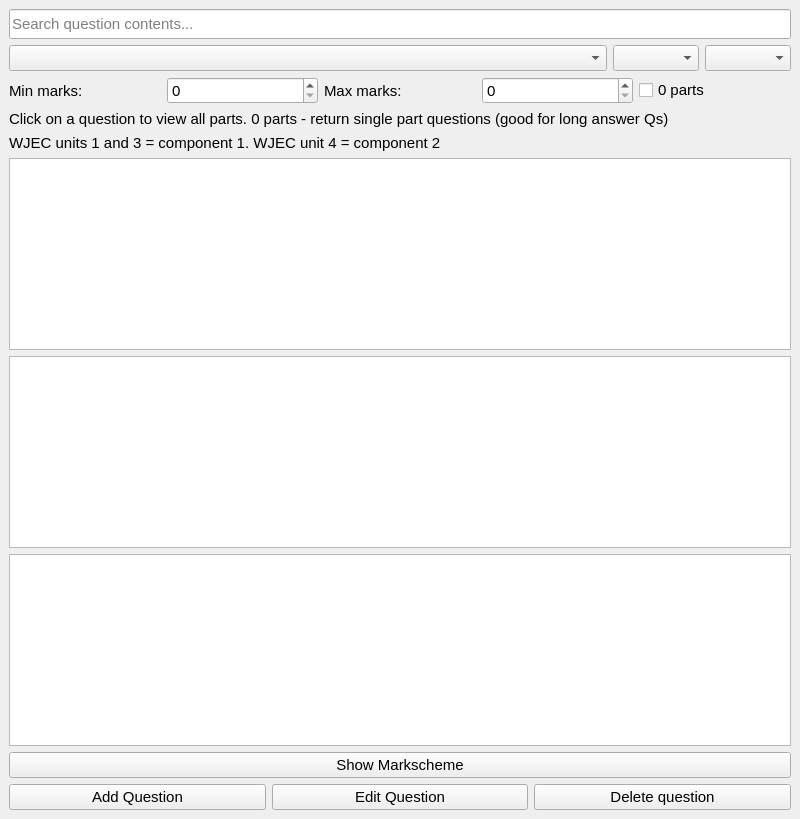
First picture: the form in QT/questionbankmainwindow.ui, repository Daniel-CG-Wright/ExamPaperProject, before the edit.
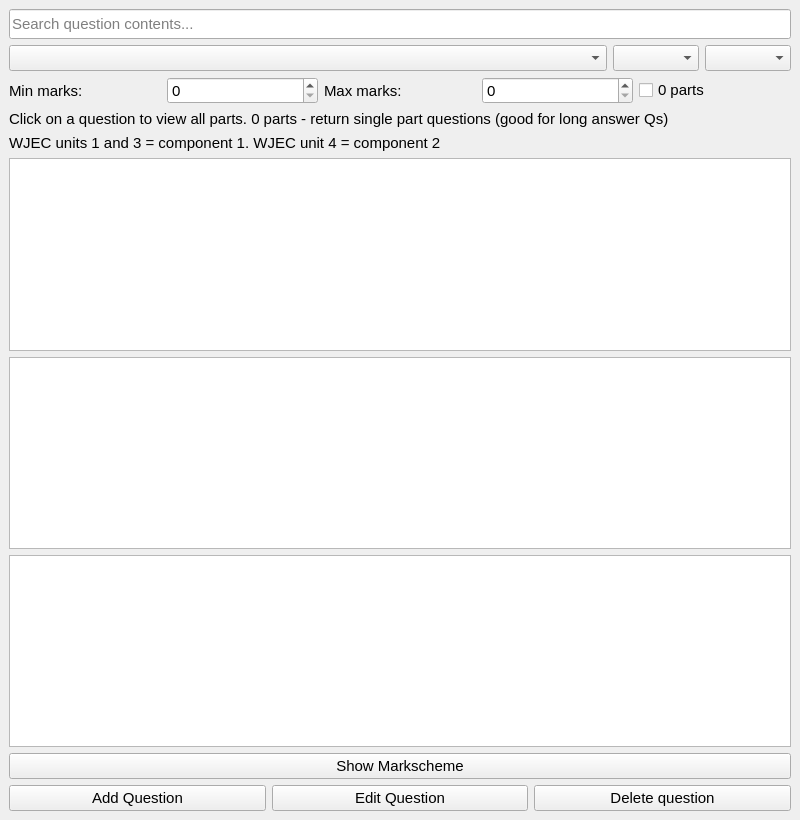
Second picture: the form after the edit.

Commit message: Setting up for adding and editing questions

Patch:
```diff
--- a/QT/questionbankmainwindow.ui
+++ b/QT/questionbankmainwindow.ui
@@ -7,7 +7,7 @@
     <x>0</x>
     <y>0</y>
     <width>800</width>
-    <height>786</height>
+    <height>820</height>
    </rect>
   </property>
   <property name="font">
@@ -194,21 +194,21 @@
     <item>
      <layout class="QHBoxLayout" name="horizontalLayout_3">
       <item>
-       <widget class="QPushButton" name="pbEditQuestion">
+       <widget class="QPushButton" name="pbAddQuestion">
         <property name="text">
          <string>Add Question</string>
         </property>
        </widget>
       </item>
       <item>
-       <widget class="QPushButton" name="pbDeleteQuestion">
+       <widget class="QPushButton" name="pbEditQuestion">
         <property name="text">
          <string>Edit Question</string>
         </property>
        </widget>
       </item>
       <item>
-       <widget class="QPushButton" name="pbAddQuestion">
+       <widget class="QPushButton" name="pbDeleteQuestion">
         <property name="text">
          <string>Delete question</string>
         </property>
```
The commit also changes 5 other files.
